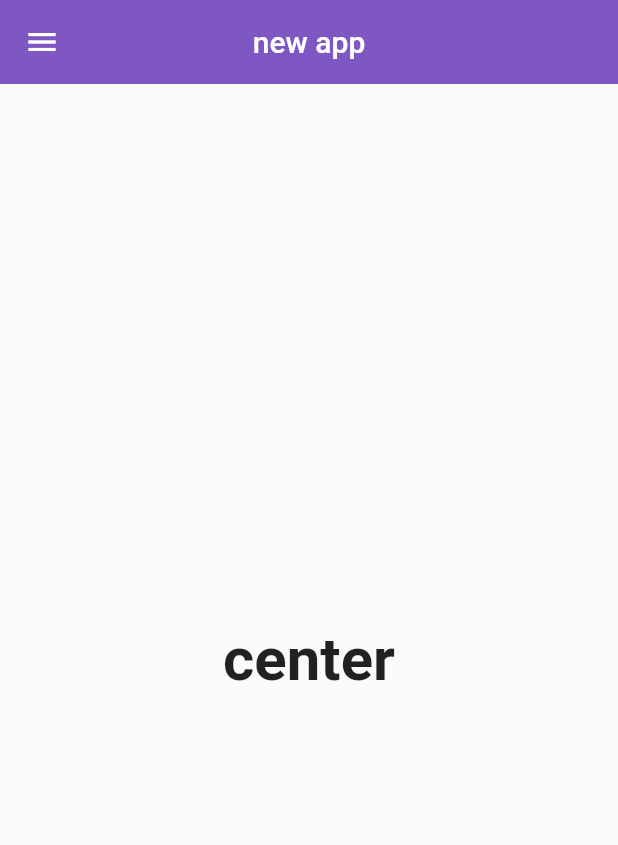
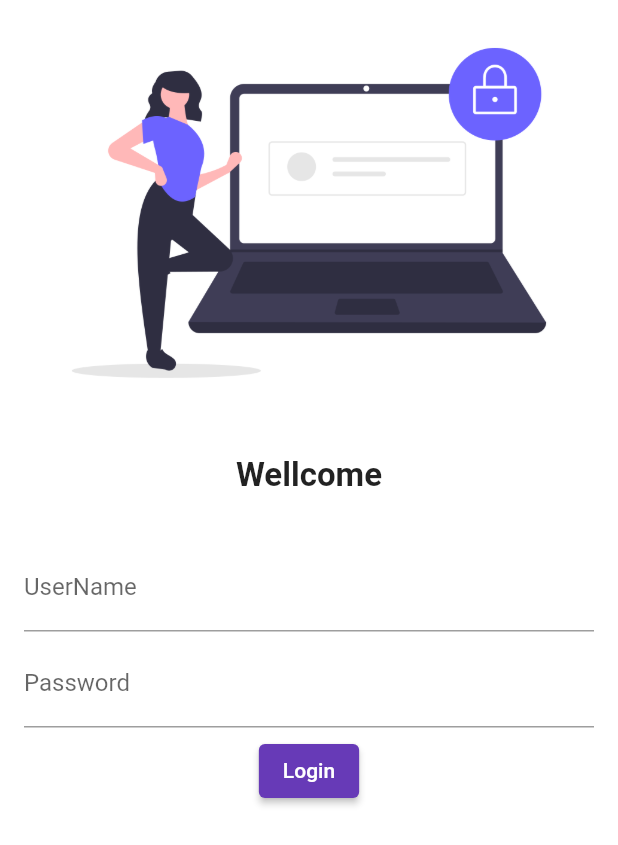
Before and after one commit to emetdas/flutter, a Flutter app: the screen it shows after launch, on a phone screen of 412 x 824 dp. Shown: the top 845 px of the screen. Run offline on Flutter 3.47's test engine with Material 2 defaults, Android fonts, the light colour scheme and no system bars; project files that could hold a hidden picture were left out.

Commit message:
day4 is done

```diff
--- a/lib/main.dart
+++ b/lib/main.dart
@@ -1,4 +1,5 @@
 import 'package:flutter/material.dart';
+import 'package:flutter_1/page/login_page.dart';
 import 'page/home_page.dart';
 void main() => runApp(MyApp());
 
@@ -9,7 +10,14 @@ class MyApp extends StatelessWidget {
       title: 'Material App',
       debugShowCheckedModeBanner: false,
       home: Homepage(),
-      theme: ThemeData(appBarTheme: AppBarTheme(color: Colors.deepPurple[400])),
+      theme: ThemeData(
+        // appBarTheme: AppBarTheme(color: Colors.deepPurple[400]),
+        primarySwatch: Colors.deepPurple,
+      ),
+    initialRoute: "/Login",
+    routes: {
+      "/Login":(context)=> Login(),
+    },
     );
   }
 }
--- /dev/null
+++ b/lib/page/login_page.dart
@@ -0,0 +1,62 @@
+import 'package:flutter/material.dart';
+
+class Login extends StatelessWidget {
+  const Login({Key key}) : super(key: key);
+
+  @override
+  Widget build(BuildContext context) {
+    return Material(
+      color: Colors.white,
+      child: Column(
+        children: [
+          Image.asset(
+            "assets/images/login_img.png",
+            fit: BoxFit.cover,
+          ),
+          SizedBox(
+            height: 20,
+          ),
+          Text(
+            "Wellcome",
+            style: TextStyle(fontSize: 22, fontWeight: FontWeight.bold),
+          ),
+          Padding(
+            padding: EdgeInsets.symmetric(horizontal: 16, vertical: 32),
+            child: Column(
+              children: [
+                TextFormField(
+                  decoration: InputDecoration(
+                    labelText: "UserName",
+                    hintText: "Enter UserName",
+                    labelStyle: TextStyle(fontSize: 16.0),
+                  ),
+                ),
+                SizedBox(
+                  height: 5,
+                ),
+                TextFormField(
+                  obscureText: true,
+                  decoration: InputDecoration(
+                    labelText: "Password",
+                    hintText: "Enter Password",
+                    labelStyle: TextStyle(fontSize: 16.0),
+                  ),
+                ),
+                SizedBox(
+                  height: 5,
+                ),
+                ElevatedButton(
+                  child: Text("Login"),
+                  style: TextButton.styleFrom(),
+                  onPressed: () {
+                    print("hello world");
+                  },
+                ),
+              ],
+            ),
+          ),
+        ],
+      ),
+    );
+  }
+}
--- a/lib/page/signup.dart
+++ /dev/null
@@ -1,12 +0,0 @@
-import 'package:flutter/material.dart';
-
-class Signup extends StatelessWidget {
-  const Signup({Key key}) : super(key: key);
-
-  @override
-  Widget build(BuildContext context) {
-    return Material(
-      child: Container(child: Text("Signup"),),
-    );
-  }
-}
```
Also changed, not shown: pubspec.yaml (+3 -7 lines), assets/images/login_img.png (added).
